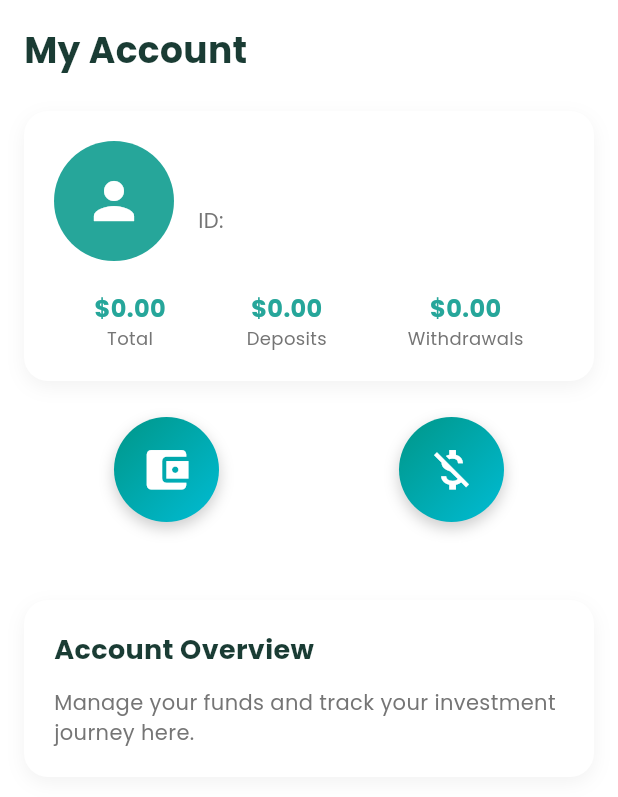
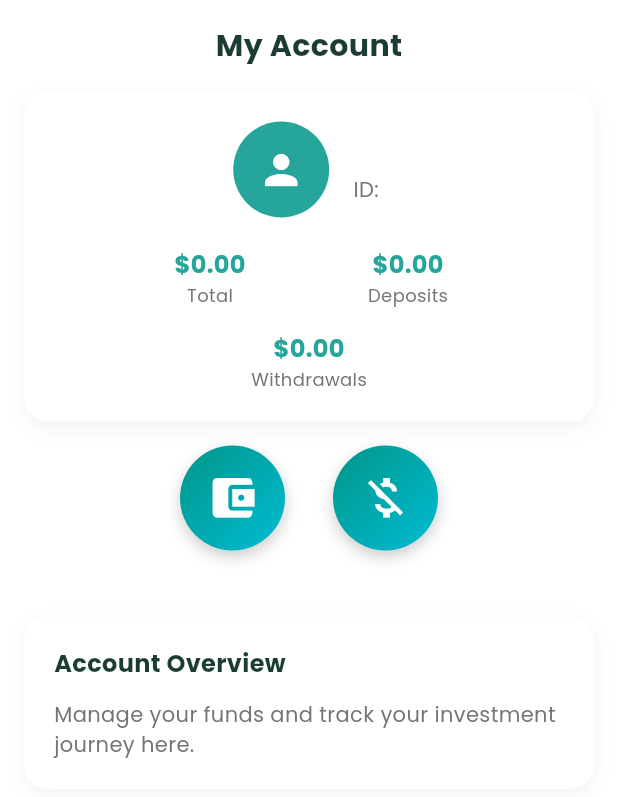
Before and after one commit to Chrissie21/GrowSafeWebApp, a Flutter app: the AccountPage widget shown alone on an empty page, opened directly with empty values, on a phone screen of 412 x 824 dp. Shown: the top 797 px of the screen. Run offline on Flutter 3.47's test engine with Material 3 defaults, Android fonts, the phone set to English and light mode, and no system bars; our stand-ins replace animate_do, google_fonts, shared_preferences; accounts and stored records are empty; network calls fail.

Commit message:
Dashboard and account pages responsiveness

```diff
--- a/growsafe_investments/lib/pages/account_page.dart
+++ b/growsafe_investments/lib/pages/account_page.dart
@@ -21,29 +21,29 @@ class AccountPage extends StatelessWidget {
     return SafeArea(
       child: LayoutBuilder(
         builder: (context, constraints) {
-          final isWide = constraints.maxWidth > 600;
-          return Padding(
-            padding: EdgeInsets.all(isWide ? 32.0 : 16.0),
-            child: SingleChildScrollView(
+          double padding = constraints.maxWidth > 600 ? 32.0 : 16.0;
+          return SingleChildScrollView(
+            child: Padding(
+              padding: EdgeInsets.all(padding),
               child: Column(
-                crossAxisAlignment: CrossAxisAlignment.start,
+                crossAxisAlignment: CrossAxisAlignment.center,
                 children: [
                   FadeInDown(
                     child: Text(
                       'My Account',
                       style: GoogleFonts.poppins(
-                        fontSize: 24,
+                        fontSize: constraints.maxWidth > 600 ? 24 : 20,
                         fontWeight: FontWeight.bold,
                         color: const Color(0xFF1A3C34),
                       ),
                     ),
                   ),
-                  const SizedBox(height: 24),
-                  FadeInLeft(child: _buildProfileSection(isWide)),
-                  const SizedBox(height: 24),
-                  FadeInRight(child: _buildNavigationButtons(context, isWide)),
-                  const SizedBox(height: 24),
-                  FadeInUp(child: _buildAdditionalContent()),
+                  SizedBox(height: padding),
+                  FadeInLeft(child: _buildProfileSection(constraints)),
+                  SizedBox(height: padding),
+                  FadeInRight(child: _buildNavigationButtons(context, constraints)),
+                  SizedBox(height: padding),
+                  FadeInUp(child: _buildAdditionalContent(constraints)),
                 ],
               ),
             ),
@@ -53,61 +53,30 @@ class AccountPage extends StatelessWidget {
     );
   }
 
-  Widget _buildProfileSection(bool isWide) {
+  Widget _buildProfileSection(BoxConstraints constraints) {
+    double avatarSize = constraints.maxWidth > 600 ? 40 : 32;
     return Container(
       padding: const EdgeInsets.all(20),
       decoration: BoxDecoration(
         color: Colors.white,
         borderRadius: BorderRadius.circular(16),
         boxShadow: [
-          BoxShadow(
-            color: Colors.black.withOpacity(0.05),
-            blurRadius: 10,
-            offset: const Offset(0, 4),
-          ),
+          BoxShadow(color: Colors.black.withOpacity(0.05), blurRadius: 10, offset: const Offset(0, 4)),
         ],
       ),
-      child: isWide
-          ? Row(
-              crossAxisAlignment: CrossAxisAlignment.start,
-              children: [
-                const CircleAvatar(
-                  radius: 40,
-                  backgroundColor: Color(0xFF26A69A),
-                  child: Icon(Icons.person, size: 40, color: Colors.white),
-                ),
-                const SizedBox(width: 24),
-                Expanded(child: _buildProfileDetails()),
-                const SizedBox(width: 24),
-                Expanded(child: Column(children: _buildAccountStats())),
-              ],
-            )
-          : Column(
-              crossAxisAlignment: CrossAxisAlignment.start,
+      child: Column(
         children: [
           Row(
+            mainAxisAlignment: MainAxisAlignment.center,
             children: [
-                    const CircleAvatar(
-                      radius: 40,
-                      backgroundColor: Color(0xFF26A69A),
-                      child: Icon(Icons.person, size: 40, color: Colors.white),
+              CircleAvatar(
+                radius: avatarSize,
+                backgroundColor: const Color(0xFF26A69A),
+                child: Icon(Icons.person, size: avatarSize, color: Colors.white),
               ),
               const SizedBox(width: 16),
-                    Expanded(child: _buildProfileDetails()),
-                  ],
-                ),
-                const SizedBox(height: 20),
-                Row(
-                  mainAxisAlignment: MainAxisAlignment.spaceAround,
-                  children: _buildAccountStats(),
-                ),
-              ],
-            ),
-    );
-  }
-
-  Widget _buildProfileDetails() {
-    return Column(
+              Flexible(
+                child: Column(
                   crossAxisAlignment: CrossAxisAlignment.start,
                   children: [
                     Text(
@@ -117,25 +86,42 @@ class AccountPage extends StatelessWidget {
                         fontWeight: FontWeight.bold,
                         color: const Color(0xFF1A3C34),
                       ),
+                      overflow: TextOverflow.ellipsis,
                     ),
                     Text(
                       'ID: ${user.id}',
                       style: GoogleFonts.poppins(fontSize: 14, color: Colors.grey[600]),
                     ),
                   ],
+                ),
+              ),
+            ],
+          ),
+          const SizedBox(height: 20),
+          Wrap(
+            spacing: 16.0,
+            runSpacing: 16.0,
+            alignment: WrapAlignment.center,
+            children: _buildAccountStats(constraints),
+          ),
+        ],
+      ),
     );
   }
 
-  List<Widget> _buildAccountStats() {
+  List<Widget> _buildAccountStats(BoxConstraints constraints) {
+    double tileWidth = (constraints.maxWidth - 64) / 3; // 64 for padding and spacing
     return [
-      _buildStatTile("Total", user.total),
-      _buildStatTile("Deposits", user.totalDeposit),
-      _buildStatTile("Withdrawals", user.totalWithdraw),
+      _buildStatTile("Total", user.total, tileWidth),
+      _buildStatTile("Deposits", user.totalDeposit, tileWidth),
+      _buildStatTile("Withdrawals", user.totalWithdraw, tileWidth),
     ];
   }
 
-  Widget _buildStatTile(String title, double amount) {
-    return Column(
+  Widget _buildStatTile(String title, double amount, double tileWidth) {
+    return Container(
+      width: tileWidth.clamp(100, 150),
+      child: Column(
         children: [
           Text(
             '\$${amount.toStringAsFixed(2)}',
@@ -144,55 +130,41 @@ class AccountPage extends StatelessWidget {
               fontWeight: FontWeight.bold,
               color: const Color(0xFF26A69A),
             ),
+            overflow: TextOverflow.ellipsis,
           ),
           Text(
             title,
             style: GoogleFonts.poppins(fontSize: 12, color: Colors.grey[600]),
           ),
         ],
+      ),
     );
   }
 
-  Widget _buildNavigationButtons(BuildContext context, bool isWide) {
-    return isWide
-        ? Row(
-            mainAxisAlignment: MainAxisAlignment.center,
+  Widget _buildNavigationButtons(BuildContext context, BoxConstraints constraints) {
+    double buttonSize = constraints.maxWidth > 600 ? 80 : 70;
+    return Wrap(
+      spacing: 32.0,
+      runSpacing: 16.0,
+      alignment: WrapAlignment.center,
       children: [
         CircleButton(
           label: 'Deposit',
           icon: Icons.account_balance_wallet,
-                size: 80,
-                onPressed: () => _showDepositDialog(context),
-              ),
-              const SizedBox(width: 32),
-              CircleButton(
-                label: 'Withdraw',
-                icon: Icons.money_off,
-                size: 80,
-                onPressed: () => _showWithdrawDialog(context),
-              ),
-            ],
-          )
-        : Row(
-            mainAxisAlignment: MainAxisAlignment.spaceAround,
-            children: [
-              CircleButton(
-                label: 'Deposit',
-                icon: Icons.account_balance_wallet,
-                size: 70,
+          size: buttonSize,
           onPressed: () => _showDepositDialog(context),
         ),
         CircleButton(
           label: 'Withdraw',
           icon: Icons.money_off,
-                size: 70,
+          size: buttonSize,
           onPressed: () => _showWithdrawDialog(context),
         ),
       ],
     );
   }
 
-  Widget _buildAdditionalContent() {
+  Widget _buildAdditionalContent(BoxConstraints constraints) {
     return Container(
       width: double.infinity,
       padding: const EdgeInsets.all(20),
@@ -200,11 +172,7 @@ class AccountPage extends StatelessWidget {
         color: Colors.white,
         borderRadius: BorderRadius.circular(16),
         boxShadow: [
-          BoxShadow(
-            color: Colors.black.withOpacity(0.05),
-            blurRadius: 10,
-            offset: const Offset(0, 4),
-          ),
+          BoxShadow(color: Colors.black.withOpacity(0.05), blurRadius: 10, offset: const Offset(0, 4)),
         ],
       ),
       child: Column(
@@ -213,7 +181,7 @@ class AccountPage extends StatelessWidget {
           Text(
             'Account Overview',
             style: GoogleFonts.poppins(
-              fontSize: 18,
+              fontSize: constraints.maxWidth > 600 ? 18 : 16,
               fontWeight: FontWeight.bold,
               color: const Color(0xFF1A3C34),
             ),
@@ -245,10 +213,7 @@ class AccountPage extends StatelessWidget {
         shape: RoundedRectangleBorder(borderRadius: BorderRadius.circular(16)),
         title: Text(
           title,
-          style: GoogleFonts.poppins(
-            fontWeight: FontWeight.bold,
-            color: const Color(0xFF1A3C34),
-          ),
+          style: GoogleFonts.poppins(fontWeight: FontWeight.bold, color: const Color(0xFF1A3C34)),
         ),
         content: TextField(
           controller: amountController,
--- a/growsafe_investments/lib/pages/signup_page.dart
+++ b/growsafe_investments/lib/pages/signup_page.dart
@@ -15,7 +15,7 @@ class SignupPage extends StatelessWidget {
     final TextEditingController _passwordController = TextEditingController();
     final TextEditingController _confirmPasswordController = TextEditingController();
 
-    void _signup() async {
+    Future <void> _signup() async {
       await authProvider.signup(
         _usernameController.text,
         _emailController.text,
```
Also changed, not shown: growsafe_investments/lib/pages/dashboard_page.dart (+65 -145 lines). Lines whose indentation alone changed are shown as unchanged.
